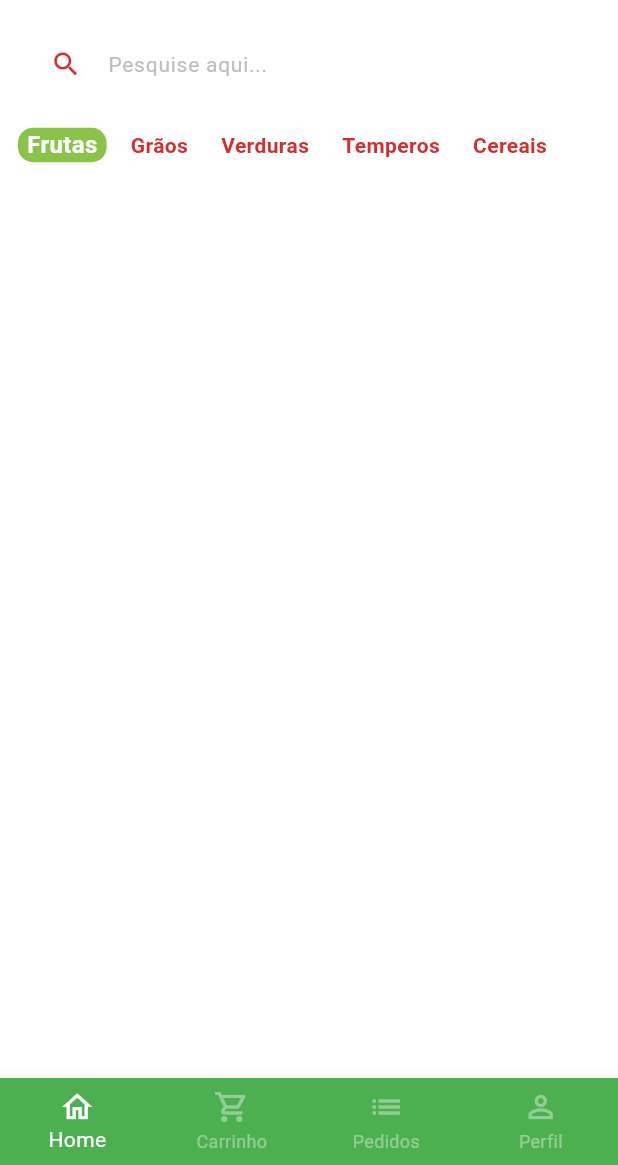
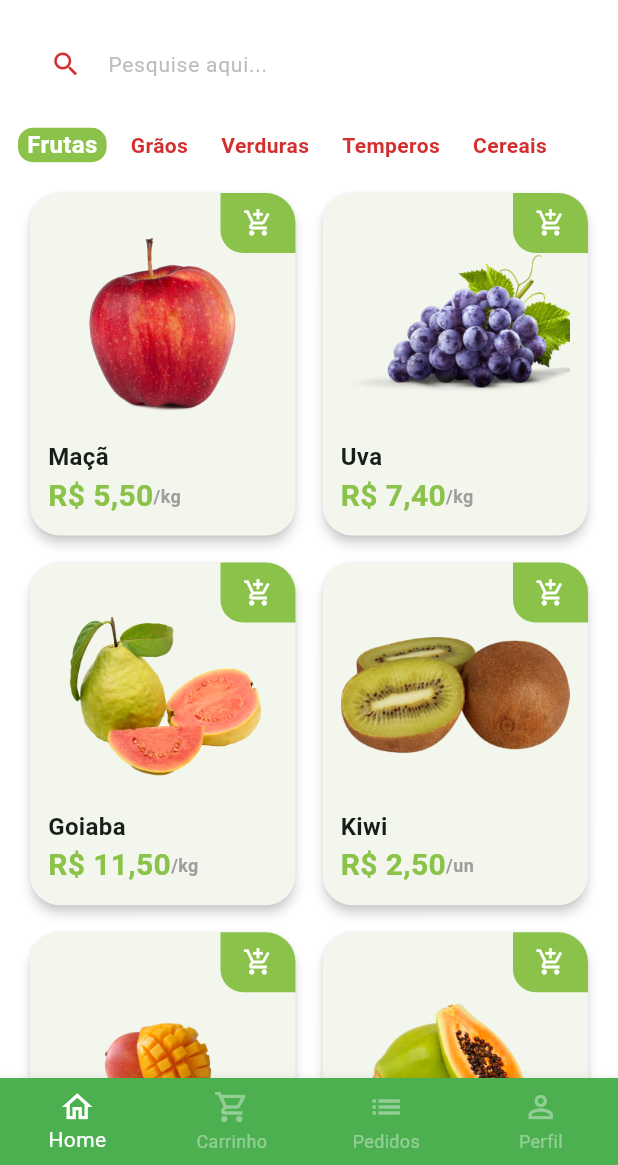
Before and after one commit to jvfranco/flutter_greengrocer, a Flutter app: the screen it shows after launch, after a tap on "Entrar", on a phone screen of 412 x 824 dp, the part 71-1236 px from its top. Run offline on Flutter 3.47's test engine with Material 2 defaults, Android fonts, the phone set to English and light mode, and no system bars; our stand-ins replace animated_text_kit, mask_text_input_formatter.

Commit message:
Final cap 5

```diff
--- a/lib/main.dart
+++ b/lib/main.dart
@@ -16,6 +16,9 @@ class MyApp extends StatelessWidget {
       theme: ThemeData(
         colorScheme: ColorScheme.fromSeed(seedColor: Colors.green),
         scaffoldBackgroundColor: Colors.white.withAlpha(190),
+        cardTheme: const CardTheme(
+          surfaceTintColor: Colors.white,
+        ),
         useMaterial3: true,
       ),
       debugShowCheckedModeBanner: false,
--- /dev/null
+++ b/lib/src/config/app_data.dart
@@ -0,0 +1,73 @@
+import 'package:greengrocer/src/models/item_model.dart';
+
+ItemModel apple = ItemModel(
+  description:
+      'A melhor maçã da região e que conta com o melhor preço de qualquer quitanda. Este item conta com vitaminas essenciais para o fortalecimento corporal, resultando em uma vida saudável.',
+  imgUrl: 'assets/fruits/apple.png',
+  itemName: 'Maçã',
+  price: 5.5,
+  unit: 'kg',
+);
+
+ItemModel grape = ItemModel(
+  imgUrl: 'assets/fruits/grape.png',
+  itemName: 'Uva',
+  price: 7.4,
+  unit: 'kg',
+  description:
+      'A melhor uva da região e que conta com o melhor preço de qualquer quitanda. Este item conta com vitaminas essenciais para o fortalecimento corporal, resultando em uma vida saudável.',
+);
+
+ItemModel guava = ItemModel(
+  imgUrl: 'assets/fruits/guava.png',
+  itemName: 'Goiaba',
+  price: 11.5,
+  unit: 'kg',
+  description:
+      'A melhor goiaba da região e que conta com o melhor preço de qualquer quitanda. Este item conta com vitaminas essenciais para o fortalecimento corporal, resultando em uma vida saudável.',
+);
+
+ItemModel kiwi = ItemModel(
+  imgUrl: 'assets/fruits/kiwi.png',
+  itemName: 'Kiwi',
+  price: 2.5,
+  unit: 'un',
+  description:
+      'O melhor kiwi da região e que conta com o melhor preço de qualquer quitanda. Este item conta com vitaminas essenciais para o fortalecimento corporal, resultando em uma vida saudável.',
+);
+
+ItemModel mango = ItemModel(
+  imgUrl: 'assets/fruits/mango.png',
+  itemName: 'Manga',
+  price: 2.5,
+  unit: 'un',
+  description:
+      'A melhor manga da região e que conta com o melhor preço de qualquer quitanda. Este item conta com vitaminas essenciais para o fortalecimento corporal, resultando em uma vida saudável.',
+);
+
+ItemModel papaya = ItemModel(
+  imgUrl: 'assets/fruits/papaya.png',
+  itemName: 'Mamão papaya',
+  price: 8,
+  unit: 'kg',
+  description:
+      'O melhor mamão da região e que conta com o melhor preço de qualquer quitanda. Este item conta com vitaminas essenciais para o fortalecimento corporal, resultando em uma vida saudável.',
+);
+
+// Lista de produtos
+List<ItemModel> items = [
+  apple,
+  grape,
+  guava,
+  kiwi,
+  mango,
+  papaya,
+];
+
+final List<String> categories = [
+  'Frutas',
+  'Grãos',
+  'Verduras',
+  'Temperos',
+  'Cereais',
+];
--- /dev/null
+++ b/lib/src/models/item_model.dart
@@ -0,0 +1,15 @@
+class ItemModel {
+  String itemName;
+  String imgUrl;
+  String unit;
+  double price;
+  String description;
+
+  ItemModel({
+    required this.itemName,
+    required this.imgUrl,
+    required this.unit,
+    required this.price,
+    required this.description,
+  });
+}
--- /dev/null
+++ b/lib/src/pages/home/components/item_tile.dart
@@ -0,0 +1,95 @@
+import 'dart:developer';
+
+import 'package:flutter/material.dart';
+import 'package:greengrocer/src/config/custom_colors.dart';
+import 'package:greengrocer/src/models/item_model.dart';
+import 'package:greengrocer/src/services/utils_services.dart';
+
+class ItemTile extends StatelessWidget {
+  final ItemModel item;
+  final UtilsServices utilsServices = UtilsServices();
+
+  ItemTile({super.key, required this.item});
+
+  @override
+  Widget build(BuildContext context) {
+    return Stack(
+      children: [
+        Card(
+          elevation: 3,
+          shadowColor: Colors.grey.shade300,
+          shape: RoundedRectangleBorder(
+            borderRadius: BorderRadius.circular(20),
+          ),
+          child: Padding(
+            padding: const EdgeInsets.all(12.0),
+            child: Column(
+              crossAxisAlignment: CrossAxisAlignment.stretch,
+              children: [
+                // image
+                Expanded(
+                  child: Image.asset(item.imgUrl),
+                ),
+
+                //nome
+                Text(
+                  item.itemName,
+                  style: const TextStyle(
+                    fontSize: 16,
+                    fontWeight: FontWeight.bold,
+                  ),
+                ),
+
+                //preço - unidade
+                Row(
+                  children: [
+                    Text(
+                      utilsServices.priceToCurrency(item.price),
+                      style: TextStyle(
+                        fontWeight: FontWeight.bold,
+                        fontSize: 20,
+                        color: CustomColors.customSwatchColor,
+                      ),
+                    ),
+                    Text(
+                      '/${item.unit}',
+                      style: TextStyle(
+                        color: Colors.grey.shade500,
+                        fontWeight: FontWeight.bold,
+                        fontSize: 12,
+                      ),
+                    ),
+                  ],
+                ),
+              ],
+            ),
+          ),
+        ),
+        Positioned(
+            top: 4,
+            right: 4,
+            child: GestureDetector(
+              onTap: () {
+                log('tap on add shopping cart');
+              },
+              child: Container(
+                height: 40,
+                width: 50,
+                decoration: BoxDecoration(
+                  color: CustomColors.customSwatchColor,
+                  borderRadius: const BorderRadius.only(
+                    bottomLeft: Radius.circular(15),
+                    topRight: Radius.circular(20),
+                  ),
+                ),
+                child: const Icon(
+                  Icons.add_shopping_cart_outlined,
+                  color: Colors.white,
+                  size: 20,
+                ),
+              ),
+            ))
+      ],
+    );
+  }
+}
--- a/lib/src/pages/home/home_tab.dart
+++ b/lib/src/pages/home/home_tab.dart
@@ -1,6 +1,8 @@
 import 'package:flutter/material.dart';
 import 'package:greengrocer/src/config/custom_colors.dart';
 import 'package:greengrocer/src/pages/home/components/category_tile.dart';
+import 'package:greengrocer/src/config/app_data.dart' as appData;
+import 'package:greengrocer/src/pages/home/components/item_tile.dart';
 
 class HomeTab extends StatefulWidget {
   const HomeTab({super.key});
@@ -10,14 +12,6 @@ class HomeTab extends StatefulWidget {
 }
 
 class _HomeTabState extends State<HomeTab> {
-  final List<String> categories = [
-    'Frutas',
-    'Grãos',
-    'Verduras',
-    'Temperos',
-    'Cereais',
-  ];
-
   String selectedCategory = 'Frutas';
 
   @override
@@ -107,16 +101,35 @@ class _HomeTabState extends State<HomeTab> {
               itemBuilder: (ctx, index) => CategoryTile(
                   onPressed: () {
                     setState(() {
-                      selectedCategory = categories[index];
+                      selectedCategory = appData.categories[index];
                     });
                   },
-                  category: categories[index],
-                  isSelected: categories[index] == selectedCategory),
+                  category: appData.categories[index],
+                  isSelected: appData.categories[index] == selectedCategory),
               separatorBuilder: (ctx, index) => const SizedBox(width: 10),
-              itemCount: categories.length,
+              itemCount: appData.categories.length,
             ),
           ),
+
           // Grid
+          Expanded(
+            child: GridView.builder(
+              padding: const EdgeInsets.fromLTRB(16, 8, 16, 16),
+              physics: const BouncingScrollPhysics(),
+              gridDelegate: const SliverGridDelegateWithFixedCrossAxisCount(
+                crossAxisCount: 2,
+                mainAxisSpacing: 10,
+                crossAxisSpacing: 10,
+                childAspectRatio: 9 / 11.5,
+              ),
+              itemCount: appData.items.length,
+              itemBuilder: (ctx, index) {
+                return ItemTile(
+                  item: appData.items[index],
+                );
+              },
+            ),
+          ),
         ]),
       ),
     );
--- /dev/null
+++ b/lib/src/services/utils_services.dart
@@ -0,0 +1,9 @@
+import 'package:intl/intl.dart';
+
+class UtilsServices {
+  String priceToCurrency(double price) {
+    NumberFormat numberFormat = NumberFormat.simpleCurrency(locale: 'pt_BR');
+
+    return numberFormat.format(price);
+  }
+}
--- a/pubspec.yaml
+++ b/pubspec.yaml
@@ -32,6 +32,7 @@ dependencies:
     sdk: flutter
   animated_text_kit: ^4.2.2
   mask_text_input_formatter: ^2.4.0
+  intl: ^0.18.1
 
 
   # The following adds the Cupertino Icons font to your application.
@@ -61,8 +62,8 @@ flutter:
   uses-material-design: true
 
   # To add assets to your application, add an assets section, like this:
-  # assets:
-  #   - images/a_dot_burr.jpeg
+  assets:
+    - assets/fruits/
   #   - images/a_dot_ham.jpeg
 
   # An image asset can refer to one or more resolution-specific "variants", see
```
Also changed, not shown: assets/fruits/apple.png (added), assets/fruits/grape.png (added), assets/fruits/guava.png (added), assets/fruits/kiwi.png (added), assets/fruits/mango.png (added), assets/fruits/papaya.png (added), pubspec.lock.
